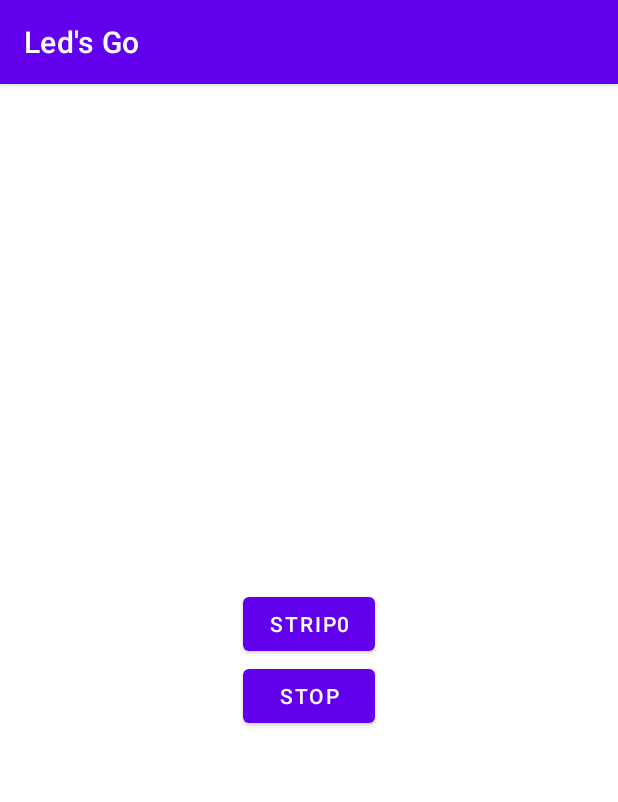
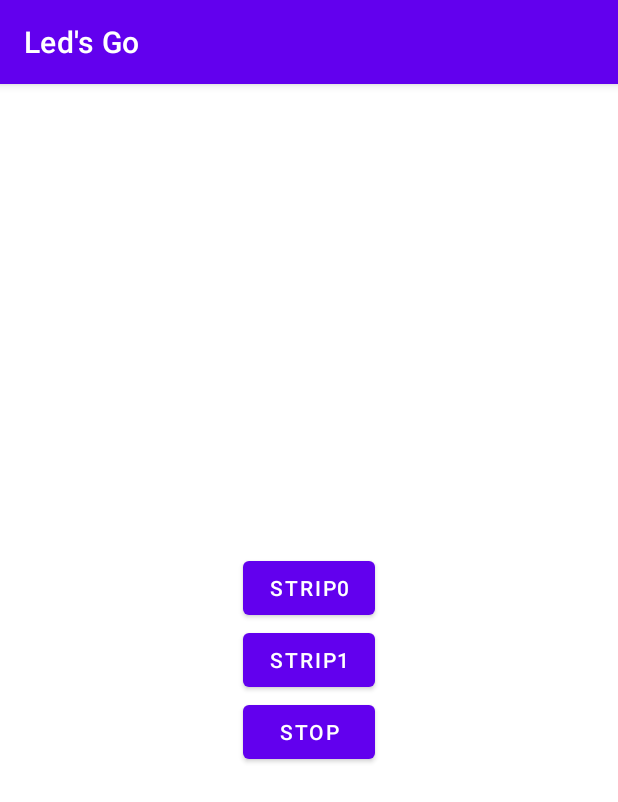
Before and after one commit to olmos-droid/LedsGo, an Android app: the Tiras screen opened directly, with no data from a screen before it, after a tap on "STRIP0", on a phone screen of 412 x 824 dp. Shown: the top 802 px of the screen. Run offline under Robolectric (Android 15) with nearby library versions, the phone set to English and light mode, and no system bars; libraries missing offline, so code that uses them is left out: com.heroicrobot.dropbit; 4 statements that could not run were skipped.

```diff
--- a/app/src/main/java/com/example/ledsgo/Tiras.java
+++ b/app/src/main/java/com/example/ledsgo/Tiras.java
@@ -8,20 +8,16 @@ import android.widget.Toast;
 import androidx.appcompat.app.AppCompatActivity;
 import androidx.lifecycle.LifecycleObserver;
 
-import com.heroicrobot.dropbit.devices.pixelpusher.PixelPusher;
 import com.heroicrobot.dropbit.registry.DeviceRegistry;
-
-import java.util.List;
-import java.util.Observable;
-import java.util.Observer;
 
 public class Tiras extends AppCompatActivity implements LifecycleObserver {
     Button buttonStrip0;
+    Button buttonStrip1;
     Button buttonStop;
     Scraper strip0;
+    Scraper strip1;
     DeviceRegistry registry = new DeviceRegistry();
     TestObserver testObserver = new TestObserver();
-
 
 
     @Override
@@ -29,7 +25,8 @@ public class Tiras extends AppCompatActivity implements LifecycleObserver {
         super.onCreate(savedInstanceState);
         setContentView(R.layout.activity_tiras);
 
-        buttonStrip0 = findViewById(R.id.button_strip0);
+        buttonStrip0 = findViewById(R.id.button_Strip0);
+        buttonStrip1 = findViewById(R.id.button_Strip1);
 
         buttonStop = findViewById(R.id.button_Stop);
         registry.addObserver(testObserver);
@@ -37,17 +34,31 @@ public class Tiras extends AppCompatActivity implements LifecycleObserver {
         ConnectPP connectPP = new ConnectPP(registry, testObserver);
         Thread threadConnectpp = new Thread(connectPP);
         threadConnectpp.start();
-        strip0 = new Scraper(0,registry,testObserver,false);
 
 
+        strip0 = new Scraper(0, registry, testObserver, false);
+        strip1 = new Scraper(1, registry, testObserver, false);
+
+        Thread threadStrip0 = new Thread(strip0);
+        Thread threadStrip1 = new Thread(strip1);
 
 
         buttonStrip0.setOnClickListener(new View.OnClickListener() {
             @Override
             public void onClick(View v) {
-                Thread threadStrip0 = new Thread(strip0);
+                threadStrip0.setName("strip0");
                 threadStrip0.start();
-                Toast.makeText(Tiras.this, "todo bien hasta aqui", Toast.LENGTH_SHORT).show();
+                Toast.makeText(Tiras.this, threadStrip0.getName() + " working", Toast.LENGTH_SHORT).show();
+            }
+        });
+        buttonStrip1.setOnClickListener(new View.OnClickListener() {
+            @Override
+            public void onClick(View v) {
+
+
+                threadStrip1.setName("strip1");
+                threadStrip1.start();
+                Toast.makeText(Tiras.this, threadStrip1.getName() + " working", Toast.LENGTH_SHORT).show();
             }
         });
         buttonStop.setOnClickListener(new View.OnClickListener() {
@@ -55,8 +66,7 @@ public class Tiras extends AppCompatActivity implements LifecycleObserver {
             public void onClick(View v) {
                 try
                 {
-                    strip0.setStopthread(true);
-
+                    //TODO HAY QUE PARAR ESTO
                 } catch (Throwable throwable)
                 {
                     throwable.printStackTrace();
--- a/app/src/main/res/layout/activity_tiras.xml
+++ b/app/src/main/res/layout/activity_tiras.xml
@@ -17,10 +17,16 @@
         app:layout_constraintTop_toTopOf="parent">
 
         <Button
-            android:id="@+id/button_strip0"
+            android:id="@+id/button_Strip0"
             android:layout_width="wrap_content"
             android:layout_height="wrap_content"
             android:text="Strip0" />
+
+        <Button
+            android:id="@+id/button_Strip1"
+            android:layout_width="wrap_content"
+            android:layout_height="wrap_content"
+            android:text="Strip1" />
 
         <Button
             android:id="@+id/button_Stop"
```
Also changed, not shown: app/src/main/java/com/example/ledsgo/ConnectPP.java (+20 -0 lines), app/src/main/java/com/example/ledsgo/Scraper.java (+15 -14 lines).
